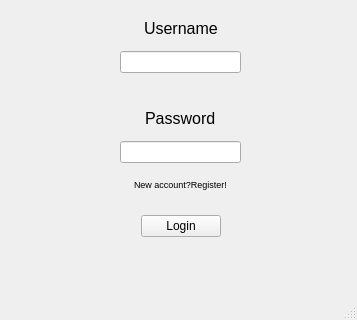
This is Retele_UI/client.ui in Ca3zsar/Monitorizarea-Traficului-RC as Qt 5 draws it before an edit; both pictures show x 0 to 357 and y 158 to 478 of the 357 by 478 pixel window. The edited form follows.
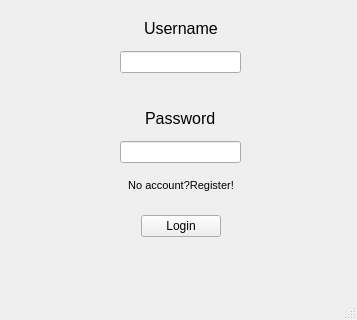
This is the edited form.

What changed in the file:
```diff
--- a/Retele_UI/client.ui
+++ b/Retele_UI/client.ui
@@ -252,7 +252,7 @@
       <x>0</x>
       <y>330</y>
       <width>361</width>
-      <height>25</height>
+      <height>28</height>
      </rect>
     </property>
     <layout class="QHBoxLayout" name="horizontalLayout_5">
@@ -270,14 +270,17 @@
       </spacer>
      </item>
      <item>
-      <widget class="QLabel" name="register_switch">
+      <widget class="QPushButton" name="register_switch">
        <property name="font">
         <font>
-         <pointsize>7</pointsize>
+         <pointsize>8</pointsize>
         </font>
        </property>
        <property name="text">
-        <string>New account?Register!</string>
+        <string>No account?Register!</string>
+       </property>
+       <property name="flat">
+        <bool>true</bool>
        </property>
       </widget>
      </item>
```
Left out of the diff: 6 changed lines with no effect on the pictures.
